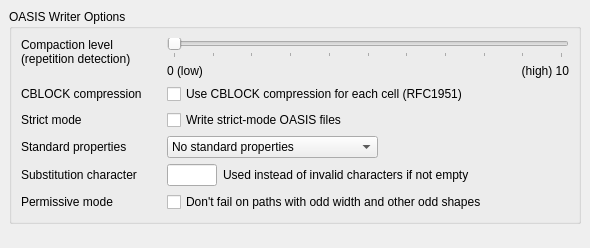
Old version of the form src/plugins/streamers/oasis/lay_plugin/OASISWriterOptionPage.ui in the repository KLayout/klayout.
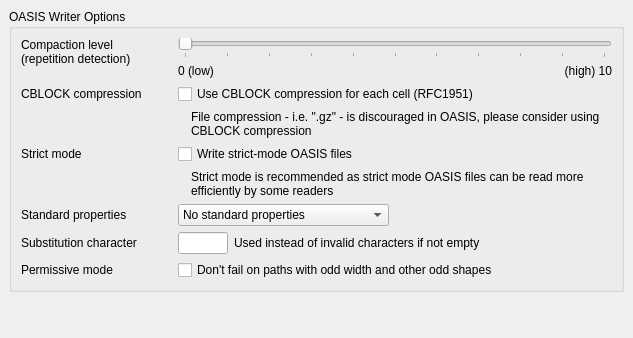
New version of the form. Icons and pictures are not drawn.

```diff
--- a/src/plugins/streamers/oasis/lay_plugin/OASISWriterOptionPage.ui
+++ b/src/plugins/streamers/oasis/lay_plugin/OASISWriterOptionPage.ui
@@ -6,8 +6,8 @@
    <rect>
     <x>0</x>
     <y>0</y>
-    <width>590</width>
-    <height>248</height>
+    <width>633</width>
+    <height>338</height>
    </rect>
   </property>
   <property name="windowTitle">
@@ -74,46 +74,35 @@
          <property name="spacing">
           <number>6</number>
          </property>
-         <item row="4" column="2" colspan="3">
-          <widget class="QComboBox" name="std_prop_mode">
-           <property name="sizePolicy">
-            <sizepolicy hsizetype="Fixed" vsizetype="Fixed">
-             <horstretch>0</horstretch>
-             <verstretch>0</verstretch>
-            </sizepolicy>
-           </property>
-           <item>
-            <property name="text">
-             <string>No standard properties</string>
-            </property>
-           </item>
-           <item>
-            <property name="text">
-             <string>Global standard properties</string>
-            </property>
-           </item>
-           <item>
-            <property name="text">
-             <string>Global + per-cell bounding boxes</string>
-            </property>
-           </item>
-          </widget>
-         </item>
-         <item row="3" column="2" colspan="3">
-          <widget class="QCheckBox" name="strict_mode">
+         <item row="1" column="3">
+          <widget class="QLabel" name="label_2">
            <property name="text">
-            <string>Write strict-mode OASIS files</string>
+            <string/>
            </property>
           </widget>
          </item>
-         <item row="3" column="0">
+         <item row="5" column="0">
           <widget class="QLabel" name="label_6">
            <property name="text">
             <string>Strict mode</string>
            </property>
           </widget>
          </item>
-         <item row="5" column="2" colspan="3">
+         <item row="7" column="0">
+          <widget class="QLabel" name="label_9">
+           <property name="text">
+            <string>Standard properties</string>
+           </property>
+          </widget>
+         </item>
+         <item row="8" column="0">
+          <widget class="QLabel" name="label_7">
+           <property name="text">
+            <string>Substitution character</string>
+           </property>
+          </widget>
+         </item>
+         <item row="8" column="2" colspan="3">
           <widget class="QFrame" name="frame_2">
            <property name="frameShape">
             <enum>QFrame::NoFrame</enum>
@@ -169,17 +158,86 @@
            </layout>
           </widget>
          </item>
-         <item row="4" column="0">
-          <widget class="QLabel" name="label_9">
+         <item row="1" column="2">
+          <widget class="QLabel" name="label_3">
+           <property name="sizePolicy">
+            <sizepolicy hsizetype="Minimum" vsizetype="Preferred">
+             <horstretch>0</horstretch>
+             <verstretch>0</verstretch>
+            </sizepolicy>
+           </property>
            <property name="text">
-            <string>Standard properties</string>
+            <string>0 (low)</string>
            </property>
           </widget>
          </item>
-         <item row="5" column="0">
-          <widget class="QLabel" name="label_7">
+         <item row="7" column="2" colspan="3">
+          <widget class="QComboBox" name="std_prop_mode">
+           <property name="sizePolicy">
+            <sizepolicy hsizetype="Fixed" vsizetype="Fixed">
+             <horstretch>0</horstretch>
+             <verstretch>0</verstretch>
+            </sizepolicy>
+           </property>
+           <item>
+            <property name="text">
+             <string>No standard properties</string>
+            </property>
+           </item>
+           <item>
+            <property name="text">
+             <string>Global standard properties</string>
+            </property>
+           </item>
+           <item>
+            <property name="text">
+             <string>Global + per-cell bounding boxes</string>
+            </property>
+           </item>
+          </widget>
+         </item>
+         <item row="5" column="2" colspan="3">
+          <widget class="QCheckBox" name="strict_mode">
            <property name="text">
-            <string>Substitution character</string>
+            <string>Write strict-mode OASIS files</string>
+           </property>
+          </widget>
+         </item>
+         <item row="2" column="2" colspan="3">
+          <widget class="QCheckBox" name="write_cblocks">
+           <property name="text">
+            <string>Use CBLOCK compression for each cell (RFC1951)</string>
+           </property>
+          </widget>
+         </item>
+         <item row="9" column="2" colspan="3">
+          <widget class="QCheckBox" name="permissive">
+           <property name="text">
+            <string>Don't fail on paths with odd width and other odd shapes</string>
+           </property>
+          </widget>
+         </item>
+         <item row="0" column="0" rowspan="2">
+          <widget class="QLabel" name="label">
+           <property name="sizePolicy">
+            <sizepolicy hsizetype="Preferred" vsizetype="Preferred">
+             <horstretch>0</horstretch>
+             <verstretch>0</verstretch>
+            </sizepolicy>
+           </property>
+           <property name="text">
+            <string>Compaction level
+(repetition detection)</string>
+           </property>
+           <property name="alignment">
+            <set>Qt::AlignLeading|Qt::AlignLeft|Qt::AlignTop</set>
+           </property>
+          </widget>
+         </item>
+         <item row="9" column="0">
+          <widget class="QLabel" name="label_10">
+           <property name="text">
+            <string>Permissive mode</string>
            </property>
           </widget>
          </item>
@@ -199,17 +257,54 @@
            </property>
           </spacer>
          </item>
-         <item row="1" column="2">
-          <widget class="QLabel" name="label_3">
-           <property name="sizePolicy">
-            <sizepolicy hsizetype="Minimum" vsizetype="Preferred">
-             <horstretch>0</horstretch>
-             <verstretch>0</verstretch>
-            </sizepolicy>
+         <item row="3" column="2" colspan="3">
+          <widget class="QFrame" name="cblock_warning_frame">
+           <property name="frameShape">
+            <enum>QFrame::NoFrame</enum>
            </property>
-           <property name="text">
-            <string>0 (low)</string>
+           <property name="frameShadow">
+            <enum>QFrame::Raised</enum>
            </property>
+           <layout class="QHBoxLayout" name="horizontalLayout">
+            <property name="leftMargin">
+             <number>0</number>
+            </property>
+            <property name="topMargin">
+             <number>0</number>
+            </property>
+            <property name="rightMargin">
+             <number>0</number>
+            </property>
+            <property name="bottomMargin">
+             <number>0</number>
+            </property>
+            <item>
+             <widget class="QLabel" name="label_12">
+              <property name="text">
+               <string/>
+              </property>
+              <property name="pixmap">
+               <pixmap resource="../../../../lay/lay/layResources.qrc">:/warn.png</pixmap>
+              </property>
+             </widget>
+            </item>
+            <item>
+             <widget class="QLabel" name="label_11">
+              <property name="sizePolicy">
+               <sizepolicy hsizetype="Preferred" vsizetype="Preferred">
+                <horstretch>1</horstretch>
+                <verstretch>0</verstretch>
+               </sizepolicy>
+              </property>
+              <property name="text">
+               <string>File compression - i.e. &quot;.gz&quot; - is discouraged in OASIS, please consider using CBLOCK compression</string>
+              </property>
+              <property name="wordWrap">
+               <bool>true</bool>
+              </property>
+             </widget>
+            </item>
+           </layout>
           </widget>
          </item>
          <item row="0" column="2" colspan="3">
@@ -234,13 +329,6 @@
            </property>
           </widget>
          </item>
-         <item row="1" column="3">
-          <widget class="QLabel" name="label_2">
-           <property name="text">
-            <string/>
-           </property>
-          </widget>
-         </item>
          <item row="2" column="0">
           <widget class="QLabel" name="label_5">
            <property name="text">
@@ -248,30 +336,6 @@
            </property>
           </widget>
          </item>
-         <item row="0" column="0" rowspan="2">
-          <widget class="QLabel" name="label">
-           <property name="sizePolicy">
-            <sizepolicy hsizetype="Preferred" vsizetype="Preferred">
-             <horstretch>0</horstretch>
-             <verstretch>0</verstretch>
-            </sizepolicy>
-           </property>
-           <property name="text">
-            <string>Compaction level
-(repetition detection)</string>
-           </property>
-           <property name="alignment">
-            <set>Qt::AlignLeading|Qt::AlignLeft|Qt::AlignTop</set>
-           </property>
-          </widget>
-         </item>
-         <item row="2" column="2" colspan="3">
-          <widget class="QCheckBox" name="write_cblocks">
-           <property name="text">
-            <string>Use CBLOCK compression for each cell (RFC1951)</string>
-           </property>
-          </widget>
-         </item>
          <item row="1" column="4">
           <widget class="QLabel" name="label_4">
            <property name="sizePolicy">
@@ -289,17 +353,53 @@
           </widget>
          </item>
          <item row="6" column="2" colspan="3">
-          <widget class="QCheckBox" name="permissive">
-           <property name="text">
-            <string>Don't fail on paths with odd width and other odd shapes</string>
+          <widget class="QFrame" name="strict_mode_warning_frame">
+           <property name="frameShape">
+            <enum>QFrame::NoFrame</enum>
            </property>
-          </widget>
-         </item>
-         <item row="6" column="0">
-          <widget class="QLabel" name="label_10">
-           <property name="text">
-            <string>Permissive mode</string>
+           <property name="frameShadow">
+            <enum>QFrame::Raised</enum>
            </property>
+           <layout class="QHBoxLayout" name="horizontalLayout_2">
+            <property name="leftMargin">
+             <number>0</number>
+            </property>
+            <property name="topMargin">
+             <number>0</number>
+            </property>
+            <property name="rightMargin">
+             <number>0</number>
+            </property>
+            <property name="bottomMargin">
+             <number>0</number>
+            </property>
+            <item>
+             <widget class="QLabel" name="label_13">
+              <property name="text">
+               <string/>
+              </property>
+              <property name="pixmap">
+               <pixmap resource="../../../../lay/lay/layResources.qrc">:/warn.png</pixmap>
+              </property>
+             </widget>
+            </item>
+            <item>
+             <widget class="QLabel" name="label_14">
+              <property name="sizePolicy">
+               <sizepolicy hsizetype="Preferred" vsizetype="Preferred">
+                <horstretch>1</horstretch>
+                <verstretch>0</verstretch>
+               </sizepolicy>
+              </property>
+              <property name="text">
+               <string>Strict mode is recommended as strict mode OASIS files can be read more efficiently by some readers</string>
+              </property>
+              <property name="wordWrap">
+               <bool>true</bool>
+              </property>
+             </widget>
+            </item>
+           </layout>
           </widget>
          </item>
         </layout>
```
Left out of the diff: 4 changed lines with no effect on the pictures.
